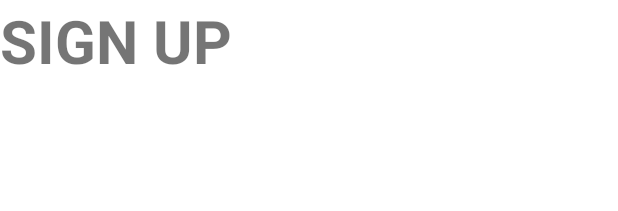
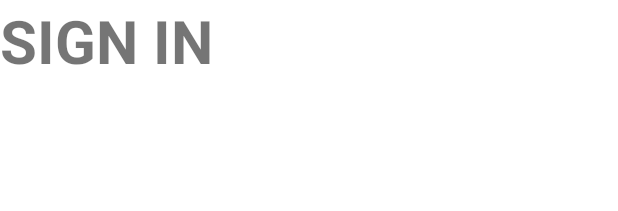
Before and after one commit to snehalgore1/Votepol, an Android app: the layout activity_main.xml on its own in the app's theme, with its tools: preview values and no code run, on a phone screen of 412 x 824 dp. Shown: the top 211 px of the screen. Run offline under Robolectric (Android 15) with nearby library versions, the phone set to English and light mode, and no system bars.

Commit message:
Sign in changed

```diff
--- a/app/src/main/res/layout/activity_main.xml
+++ b/app/src/main/res/layout/activity_main.xml
@@ -9,7 +9,7 @@
     <TextView
         android:layout_width="wrap_content"
         android:layout_height="wrap_content"
-        android:text="Sign up"
+        android:text="Sign in"
         android:textAllCaps="true"
         android:textSize="40sp"
         android:textStyle="bold"
```
